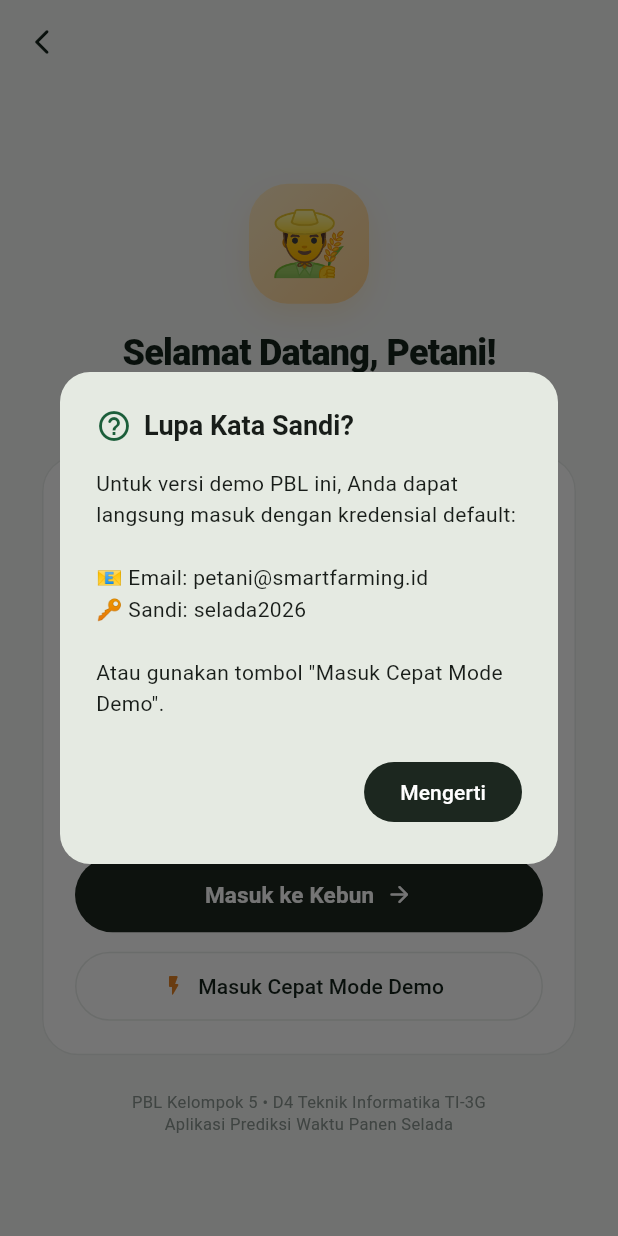
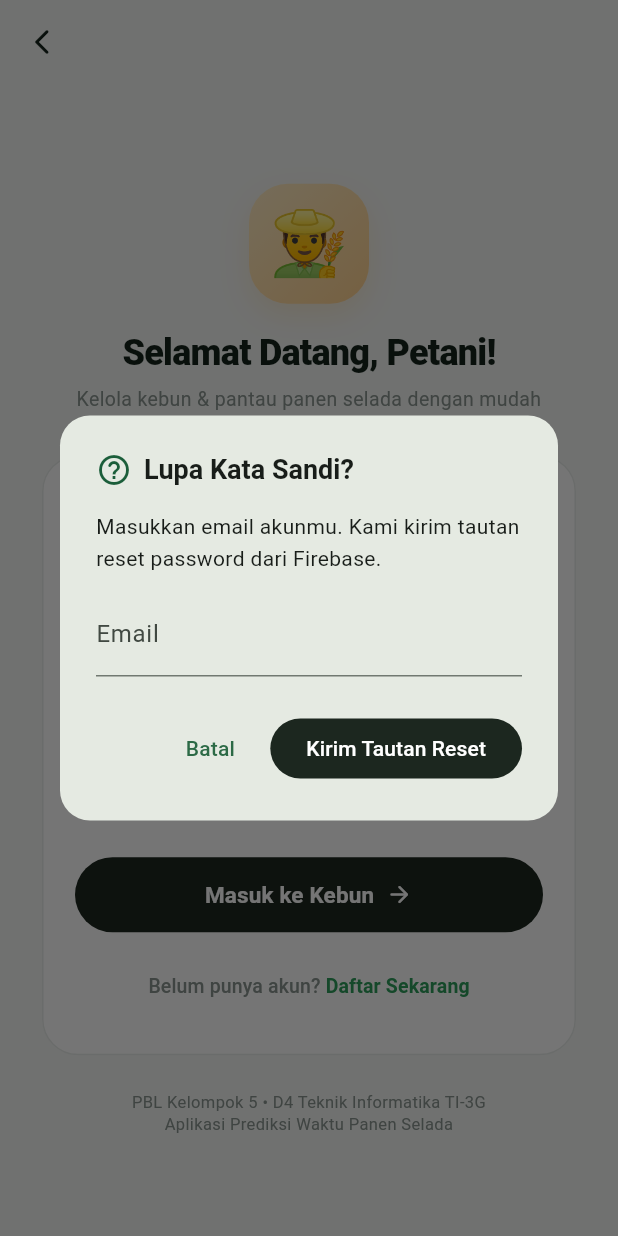
Before and after one commit to DinaKSari/Group_5_PBL, a Flutter app: the screen it shows after launch, after a tap on "Lewati", after a tap on "Lupa Sandi?", on a phone screen of 412 x 824 dp. Run offline on Flutter 3.47's test engine with Material 3 defaults, Android fonts, the phone set to English and light mode, and no system bars; our stand-ins replace firebase_auth, firebase_core, firebase_messaging, flutter_local_notifications, flutter_riverpod, go_router; accounts and stored records are empty; network calls fail.

Commit message:
feat(auth): register & login nyata via Firebase Auth, hapus mode demo
- Dependensi firebase_auth; FirebaseAuthRepository menggantikan DemoAuthRepository di provider (sign in/up, sign out, reset password, pesan error Bahasa Indonesia)
- Halaman /register baru (email, password, konfirmasi) + route & tautan dari login
- Kredensial hardcoded petani@smartfarming.id & tombol Masuk Cepat Mode Demo dihapus
- Sesi Firebase dipulihkan saat app start lewat Session.uid yang dikirim ke backend sebagai user_uid

```diff
--- /dev/null
+++ b/smart_farming/lib/core/session.dart
@@ -0,0 +1,6 @@
+/// Penyimpan uid user aktif (Firebase) agar layer data lain bisa mengirim
+/// identitas ke backend tanpa mengenal FirebaseAuth.
+abstract final class Session {
+  static String? uid;
+  static String? email;
+}
--- a/smart_farming/lib/features/auth/data/repositories/demo_auth_repository.dart
+++ b/smart_farming/lib/features/auth/data/repositories/demo_auth_repository.dart
@@ -1,8 +1,10 @@
 import '../../../../core/failures.dart';
+import '../../../../core/session.dart';
 import '../../domain/repositories/auth_repository.dart';
 
-/// Implementasi mode demo PBL: kredensial apa pun diterima setelah jeda
-/// simulasi. TODO(API): ganti ke endpoint /auth backend bila tersedia.
+/// Implementasi mode demo/offline: kredensial apa pun diterima setelah jeda
+/// simulasi. Provider utama memakai FirebaseAuthRepository; kelas ini dipakai
+/// ulang oleh test dan mode tanpa-Firebase.
 class DemoAuthRepository implements AuthRepository {
   const DemoAuthRepository();
 
@@ -15,6 +17,37 @@ class DemoAuthRepository implements AuthRepository {
     if (email.trim().isEmpty || password.isEmpty) {
       return (signedIn: false, failure: AuthFailure('Email atau kata sandi kosong'));
     }
+    Session.uid = 'demo-${email.trim()}';
+    Session.email = email.trim();
     return (signedIn: true, failure: null);
   }
+
+  @override
+  Future<({bool registered, Failure? failure})> signUp({
+    required String email,
+    required String password,
+  }) async {
+    await Future.delayed(const Duration(milliseconds: 600));
+    if (email.trim().isEmpty || password.length < 6) {
+      return (registered: false, failure: AuthFailure('Email kosong atau sandi kurang dari 6 karakter'));
+    }
+    Session.uid = 'demo-${email.trim()}';
+    Session.email = email.trim();
+    return (registered: true, failure: null);
+  }
+
+  @override
+  Future<void> signOut() async {
+    Session.uid = null;
+    Session.email = null;
+  }
+
+  @override
+  Future<({bool sent, Failure? failure})> sendPasswordReset(String email) async {
+    await Future.delayed(const Duration(milliseconds: 400));
+    return (sent: email.trim().isNotEmpty, failure: null);
+  }
+
+  @override
+  String? get currentUserId => Session.uid;
 }
--- /dev/null
+++ b/smart_farming/lib/features/auth/data/repositories/firebase_auth_repository.dart
@@ -0,0 +1,79 @@
+import 'package:firebase_auth/firebase_auth.dart';
+
+import '../../../../core/failures.dart';
+import '../../../../core/session.dart';
+import '../../domain/repositories/auth_repository.dart';
+
+/// Autentikasi riil via Firebase Auth (email & password).
+class FirebaseAuthRepository implements AuthRepository {
+  const FirebaseAuthRepository();
+
+  String _pesan(FirebaseAuthException e) => switch (e.code) {
+        'invalid-email' => 'Format email tidak valid.',
+        'user-not-found' || 'wrong-password' || 'invalid-credential' =>
+          'Email atau kata sandi salah.',
+        'email-already-in-use' => 'Email sudah terdaftar. Silakan masuk.',
+        'weak-password' => 'Kata sandi terlalu lemah (minimal 6 karakter).',
+        'user-disabled' => 'Akun ini dinonaktifkan.',
+        'too-many-requests' => 'Terlalu banyak percobaan. Coba lagi sebentar.',
+        'network-request-failed' => 'Tidak ada koneksi internet.',
+        _ => 'Autentikasi gagal: ${e.message ?? e.code}',
+      };
+
+  @override
+  Future<({bool signedIn, Failure? failure})> signIn({
+    required String email,
+    required String password,
+  }) async {
+    try {
+      final cred = await FirebaseAuth.instance.signInWithEmailAndPassword(
+        email: email.trim(),
+        password: password,
+      );
+      Session.uid = cred.user?.uid;
+      Session.email = cred.user?.email;
+      return (signedIn: true, failure: null);
+    } on FirebaseAuthException catch (e) {
+      return (signedIn: false, failure: AuthFailure(_pesan(e)));
+    }
+  }
+
+  @override
+  Future<({bool registered, Failure? failure})> signUp({
+    required String email,
+    required String password,
+  }) async {
+    try {
+      final cred = await FirebaseAuth.instance.createUserWithEmailAndPassword(
+        email: email.trim(),
+        password: password,
+      );
+      Session.uid = cred.user?.uid;
+      Session.email = cred.user?.email;
+      return (registered: true, failure: null);
+    } on FirebaseAuthException catch (e) {
+      return (registered: false, failure: AuthFailure(_pesan(e)));
+    }
+  }
+
+  @override
+  Future<void> signOut() async {
+    Session.uid = null;
+    Session.email = null;
+    await FirebaseAuth.instance.signOut();
+  }
+
+  @override
+  Future<({bool sent, Failure? failure})> sendPasswordReset(String email) async {
+    try {
+      await FirebaseAuth.instance.sendPasswordResetEmail(email: email.trim());
+      return (sent: true, failure: null);
+    } on FirebaseAuthException catch (e) {
+      return (sent: false, failure: AuthFailure(_pesan(e)));
+    }
+  }
+
+  @override
+  String? get currentUserId =>
+      Session.uid ?? FirebaseAuth.instance.currentUser?.uid;
+}
--- a/smart_farming/lib/features/auth/domain/repositories/auth_repository.dart
+++ b/smart_farming/lib/features/auth/domain/repositories/auth_repository.dart
@@ -7,4 +7,15 @@ abstract class AuthRepository {
     required String email,
     required String password,
   });
+
+  Future<({bool registered, Failure? failure})> signUp({
+    required String email,
+    required String password,
+  });
+
+  Future<void> signOut();
+
+  Future<({bool sent, Failure? failure})> sendPasswordReset(String email);
+
+  String? get currentUserId;
 }
--- a/smart_farming/lib/features/auth/presentation/pages/login_page.dart
+++ b/smart_farming/lib/features/auth/presentation/pages/login_page.dart
@@ -14,8 +14,8 @@ class LoginPage extends ConsumerStatefulWidget {
 
 class _LoginPageState extends ConsumerState<LoginPage> {
   final _formKey = GlobalKey<FormState>();
-  final _emailController = TextEditingController(text: 'petani@smartfarming.id');
-  final _passwordController = TextEditingController(text: 'selada2026');
+  final _emailController = TextEditingController();
+  final _passwordController = TextEditingController();
   bool _obscurePassword = true;
   bool _rememberMe = true;
   bool _isLoading = false;
@@ -70,13 +70,8 @@ class _LoginPageState extends ConsumerState<LoginPage> {
     context.go(AppRoute.home);
   }
 
-  void _handleQuickDemoLogin() {
-    _emailController.text = 'petani@smartfarming.id';
-    _passwordController.text = 'selada2026';
-    _handleLogin();
-  }
-
   void _showForgotPasswordDialog() {
+    final emailController = TextEditingController(text: _emailController.text);
     showDialog(
       context: context,
       builder: (ctx) => AlertDialog(
@@ -88,21 +83,47 @@ class _LoginPageState extends ConsumerState<LoginPage> {
             Text('Lupa Kata Sandi?', style: TextStyle(fontSize: 18, fontWeight: FontWeight.bold)),
           ],
         ),
-        content: const Text(
-          'Untuk versi demo PBL ini, Anda dapat langsung masuk dengan kredensial default:\n\n'
-          '📧 Email: petani@smartfarming.id\n'
-          '🔑 Sandi: selada2026\n\n'
-          'Atau gunakan tombol "Masuk Cepat Mode Demo".',
-          style: TextStyle(fontSize: 14, height: 1.5),
+        content: Column(
+          mainAxisSize: MainAxisSize.min,
+          children: [
+            const Text(
+              'Masukkan email akunmu. Kami kirim tautan reset password dari Firebase.',
+              style: TextStyle(fontSize: 14, height: 1.5),
+            ),
+            const SizedBox(height: 12),
+            TextField(
+              controller: emailController,
+              keyboardType: TextInputType.emailAddress,
+              decoration: const InputDecoration(labelText: 'Email'),
+            ),
+          ],
         ),
         actions: [
+          TextButton(
+            onPressed: () => Navigator.pop(ctx),
+            child: const Text('Batal'),
+          ),
           FilledButton(
-            onPressed: () => Navigator.pop(ctx),
+            onPressed: () async {
+              final messenger = ScaffoldMessenger.of(context);
+              final repo = ref.read(authRepositoryProvider);
+              Navigator.pop(ctx);
+              final outcome = await repo.sendPasswordReset(emailController.text);
+              messenger.showSnackBar(
+                SnackBar(
+                  content: Text(outcome.sent
+                      ? 'Cek email ${emailController.text} untuk tautan reset.'
+                      : 'Gagal mengirim reset: ${outcome.failure?.message ?? 'tidak diketahui'}'),
+                  backgroundColor: outcome.sent ? AppColors.primary : Colors.red.shade700,
+                  behavior: SnackBarBehavior.floating,
+                ),
+              );
+            },
             style: FilledButton.styleFrom(
               backgroundColor: AppColors.darkBtn,
               shape: RoundedRectangleBorder(borderRadius: BorderRadius.circular(20)),
             ),
-            child: const Text('Mengerti'),
+            child: const Text('Kirim Tautan Reset'),
           ),
         ],
       ),
@@ -319,16 +340,25 @@ class _LoginPageState extends ConsumerState<LoginPage> {
                             ),
                             const SizedBox(height: 12),
 
-                            // Quick Demo Button
-                            OutlinedButton.icon(
-                              onPressed: _isLoading ? null : _handleQuickDemoLogin,
-                              icon: const Icon(Icons.flash_on_rounded, size: 16, color: AppColors.warn),
-                              label: const Text('Masuk Cepat Mode Demo'),
-                              style: OutlinedButton.styleFrom(
-                                foregroundColor: AppColors.text,
-                                side: const BorderSide(color: AppColors.border),
-                                minimumSize: const Size.fromHeight(46),
-                                shape: RoundedRectangleBorder(borderRadius: BorderRadius.circular(26)),
+                            // Link ke halaman registrasi
+                            Center(
+                              child: TextButton(
+                                onPressed: () => context.go(AppRoute.register),
+                                child: const Text.rich(
+                                  TextSpan(
+                                    text: 'Belum punya akun? ',
+                                    style: TextStyle(color: AppColors.muted, fontSize: 13),
+                                    children: [
+                                      TextSpan(
+                                        text: 'Daftar Sekarang',
+                                        style: TextStyle(
+                                          color: AppColors.accent,
+                                          fontWeight: FontWeight.w700,
+                                        ),
+                                      ),
+                                    ],
+                                  ),
+                                ),
                               ),
                             ),
                           ],
--- a/smart_farming/lib/features/auth/presentation/providers/auth_providers.dart
+++ b/smart_farming/lib/features/auth/presentation/providers/auth_providers.dart
@@ -1,8 +1,8 @@
 import 'package:flutter_riverpod/flutter_riverpod.dart';
 
-import '../../data/repositories/demo_auth_repository.dart';
+import '../../data/repositories/firebase_auth_repository.dart';
 import '../../domain/repositories/auth_repository.dart';
 
 final authRepositoryProvider = Provider<AuthRepository>((ref) {
-  return const DemoAuthRepository();
+  return const FirebaseAuthRepository();
 });
--- a/smart_farming/lib/main.dart
+++ b/smart_farming/lib/main.dart
@@ -1,8 +1,10 @@
+import 'package:firebase_auth/firebase_auth.dart';
 import 'package:firebase_core/firebase_core.dart';
 import 'package:firebase_messaging/firebase_messaging.dart';
 import 'package:flutter/material.dart';
 import 'package:flutter_riverpod/flutter_riverpod.dart';
 
+import 'core/session.dart';
 import 'features/notification/data/repositories/notification_repository_impl.dart'
     show firebaseMessagingBackgroundHandler;
 import 'features/notification/presentation/providers/notification_providers.dart';
@@ -17,6 +19,11 @@ void main() async {
     options: DefaultFirebaseOptions.currentPlatform,
   );
   FirebaseMessaging.onBackgroundMessage(firebaseMessagingBackgroundHandler);
+
+  // Pulihkan identitas sesi lama (Firebase persisten) sebelum UI berjalan.
+  final restoredUser = FirebaseAuth.instance.currentUser;
+  Session.uid = restoredUser?.uid;
+  Session.email = restoredUser?.email;
 
   runApp(const ProviderScope(child: App()));
 }
--- a/smart_farming/lib/routes.dart
+++ b/smart_farming/lib/routes.dart
@@ -2,6 +2,7 @@ import 'package:flutter/material.dart';
 import 'package:go_router/go_router.dart';
 
 import 'features/auth/presentation/pages/login_page.dart';
+import 'features/auth/presentation/pages/register_page.dart';
 import 'features/history/presentation/pages/history_page.dart';
 import 'features/home/presentation/pages/home_page.dart';
 import 'features/onboarding/presentation/pages/splash_page.dart';
@@ -10,6 +11,7 @@ import 'features/prediction/presentation/pages/prediction_page.dart';
 abstract final class AppRoutes {
   static const splash = '/splash';
   static const login = '/login';
+  static const register = '/register';
   static const home = '/home';
   static const dashboard = '/dashboard';
   static const prediksi = '/prediksi';
@@ -36,6 +38,10 @@ final appRouter = GoRouter(
     GoRoute(
       path: AppRoutes.login,
       builder: (context, state) => const LoginPage(),
+    ),
+    GoRoute(
+      path: AppRoutes.register,
+      builder: (context, state) => const RegisterPage(),
     ),
     GoRoute(
       path: AppRoutes.dashboard,
--- a/smart_farming/pubspec.yaml
+++ b/smart_farming/pubspec.yaml
@@ -42,6 +42,7 @@ dependencies:
   firebase_core: ^5.1.0
   firebase_messaging: ^17.0.1
   flutter_local_notifications: ^22.3.2
+  firebase_auth: ^7.0.1
 
 dev_dependencies:
   flutter_test:
```
Also changed, not shown: smart_farming/lib/features/auth/presentation/pages/register_page.dart (added, +252 -0 lines), smart_farming/pubspec.lock, 1 other file.
